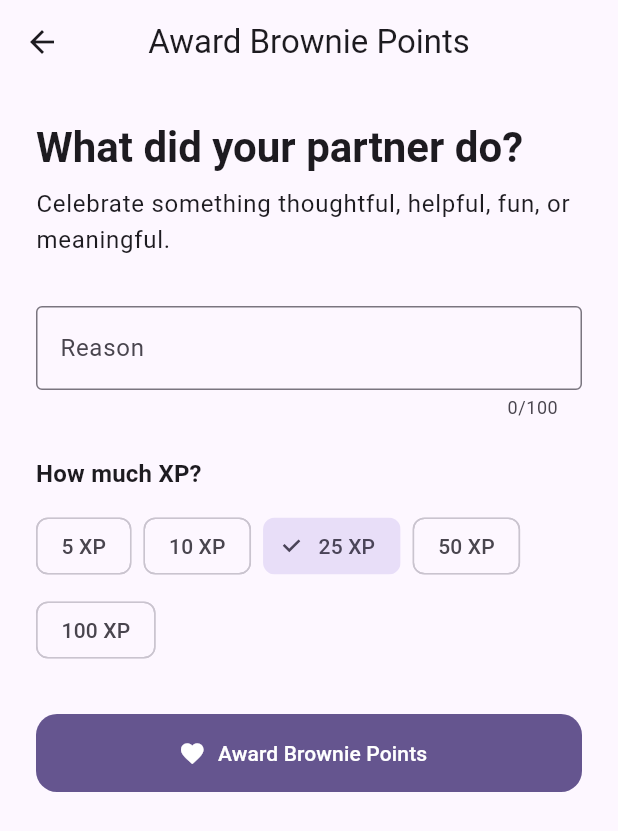
After one commit to greglbg/relationship_xp, a Flutter app: the HomeScreen screen opened directly, after a tap on "Award Brownie Points", on a phone screen of 412 x 824 dp. The commit adds this screen. Shown: the top 831 px of the screen. Run offline on Flutter 3.47's test engine with Material 3 defaults, Android fonts, the phone set to English and light mode, and no system bars; our stand-ins replace cloud_firestore, firebase_auth, firebase_core; accounts and stored records are empty.

Commit message:
Add brownie point award records

```diff
--- /dev/null
+++ b/lib/screens/awards/award_brownie_points_screen.dart
@@ -0,0 +1,197 @@
+import 'package:cloud_firestore/cloud_firestore.dart';
+import 'package:firebase_auth/firebase_auth.dart';
+import 'package:flutter/material.dart';
+
+class AwardBrowniePointsScreen extends StatefulWidget {
+  const AwardBrowniePointsScreen({required this.coupleId, super.key});
+
+  final String coupleId;
+
+  @override
+  State<AwardBrowniePointsScreen> createState() =>
+      _AwardBrowniePointsScreenState();
+}
+
+class _AwardBrowniePointsScreenState extends State<AwardBrowniePointsScreen> {
+  final titleController = TextEditingController();
+
+  int selectedXp = 25;
+  bool isLoading = false;
+  String? errorMessage;
+
+  final List<int> xpOptions = [5, 10, 25, 50, 100];
+
+  Future<void> awardPoints() async {
+    final user = FirebaseAuth.instance.currentUser;
+    final title = titleController.text.trim();
+
+    if (user == null) {
+      setState(() {
+        errorMessage = 'No signed-in user was found.';
+      });
+      return;
+    }
+
+    if (title.isEmpty) {
+      setState(() {
+        errorMessage = 'Please describe what your partner did.';
+      });
+      return;
+    }
+
+    if (title.length > 100) {
+      setState(() {
+        errorMessage = 'Please keep the description under 100 characters.';
+      });
+      return;
+    }
+
+    setState(() {
+      isLoading = true;
+      errorMessage = null;
+    });
+
+    try {
+      final coupleReference = FirebaseFirestore.instance
+          .collection('couples')
+          .doc(widget.coupleId);
+
+      final coupleSnapshot = await coupleReference.get();
+      final coupleData = coupleSnapshot.data();
+
+      if (coupleData == null) {
+        throw FirebaseException(
+          plugin: 'cloud_firestore',
+          message: 'Couple information could not be found.',
+        );
+      }
+
+      final memberIds = List<String>.from(
+        coupleData['memberIds'] ?? <String>[],
+      );
+
+      final partnerIds = memberIds
+          .where((memberId) => memberId != user.uid)
+          .toList();
+
+      if (partnerIds.isEmpty) {
+        setState(() {
+          errorMessage = 'Your partner has not joined this couple yet.';
+        });
+        return;
+      }
+
+      final partnerUserId = partnerIds.first;
+
+      await coupleReference.collection('awards').add({
+        'title': title,
+        'xp': selectedXp,
+        'awardedByUserId': user.uid,
+        'recipientUserId': partnerUserId,
+        'createdAt': FieldValue.serverTimestamp(),
+      });
+
+      if (mounted) {
+        Navigator.of(context).pop(true);
+      }
+    } on FirebaseException catch (error) {
+      if (mounted) {
+        setState(() {
+          if (error.code == 'permission-denied') {
+            errorMessage = 'You do not have permission to create this award.';
+          } else {
+            errorMessage = error.message ?? 'Unable to create the award.';
+          }
+        });
+      }
+    } finally {
+      if (mounted) {
+        setState(() {
+          isLoading = false;
+        });
+      }
+    }
+  }
+
+  @override
+  void dispose() {
+    titleController.dispose();
+    super.dispose();
+  }
+
+  @override
+  Widget build(BuildContext context) {
+    return Scaffold(
+      appBar: AppBar(title: const Text('Award Brownie Points')),
+      body: SafeArea(
+        child: SingleChildScrollView(
+          padding: const EdgeInsets.all(24),
+          child: Column(
+            crossAxisAlignment: CrossAxisAlignment.stretch,
+            children: [
+              Text(
+                'What did your partner do?',
+                style: Theme.of(context).textTheme.headlineMedium
+                    ?.copyWith(fontWeight: FontWeight.bold),
+              ),
+              const SizedBox(height: 8),
+              Text(
+                'Celebrate something thoughtful, helpful, fun, or meaningful.',
+                style: Theme.of(context).textTheme.bodyLarge,
+              ),
+              const SizedBox(height: 32),
+              TextField(
+                controller: titleController,
+                maxLength: 100,
+                textCapitalization: TextCapitalization.sentences,
+                decoration: const InputDecoration(
+                  labelText: 'Reason',
+                  hintText: 'Example: Made dinner after a long day',
+                  border: OutlineInputBorder(),
+                ),
+              ),
+              const SizedBox(height: 24),
+              Text(
+                'How much XP?',
+                style: Theme.of(context).textTheme.titleMedium
+                    ?.copyWith(fontWeight: FontWeight.bold),
+              ),
+              const SizedBox(height: 12),
+              Wrap(
+                spacing: 8,
+                runSpacing: 8,
+                children: xpOptions.map((xp) {
+                  return ChoiceChip(
+                    label: Text('$xp XP'),
+                    selected: selectedXp == xp,
+                    onSelected: isLoading
+                        ? null
+                        : (_) {
+                            setState(() {
+                              selectedXp = xp;
+                            });
+                          },
+                  );
+                }).toList(),
+              ),
+              const SizedBox(height: 32),
+              if (errorMessage != null) ...[
+                Text(
+                  errorMessage!,
+                  textAlign: TextAlign.center,
+                  style: TextStyle(color: Theme.of(context).colorScheme.error),
+                ),
+                const SizedBox(height: 16),
+              ],
+              FilledButton.icon(
+                onPressed: isLoading ? null : awardPoints,
+                icon: const Icon(Icons.favorite),
+                label: Text(isLoading ? 'Awarding...' : 'Award Brownie Points'),
+              ),
+            ],
+          ),
+        ),
+      ),
+    );
+  }
+}
--- a/lib/screens/home/home_screen.dart
+++ b/lib/screens/home/home_screen.dart
@@ -3,12 +3,27 @@ import 'package:firebase_auth/firebase_auth.dart';
 import 'package:flutter/material.dart';
 
 import '../../game/xp_system.dart';
+import '../awards/award_brownie_points_screen.dart';
 
 class HomeScreen extends StatelessWidget {
   const HomeScreen({super.key});
 
   Future<void> signOut() async {
     await FirebaseAuth.instance.signOut();
+  }
+
+  Future<void> openAwardScreen(BuildContext context, String coupleId) async {
+    final awardCreated = await Navigator.of(context).push<bool>(
+      MaterialPageRoute(
+        builder: (context) => AwardBrowniePointsScreen(coupleId: coupleId),
+      ),
+    );
+
+    if (awardCreated == true && context.mounted) {
+      ScaffoldMessenger.of(
+        context,
+      ).showSnackBar(const SnackBar(content: Text('Brownie points awarded!')));
+    }
   }
 
   @override
@@ -51,7 +66,9 @@ class HomeScreen extends StatelessWidget {
           }
 
           final displayName = data['displayName'] as String? ?? 'Adventurer';
+
           final individualXp = data['individualXp'] as int? ?? 0;
+          final coupleId = data['coupleId'] as String?;
 
           final level = XpSystem.levelForXp(individualXp);
           final xpIntoLevel = XpSystem.xpIntoCurrentLevel(individualXp);
@@ -84,13 +101,15 @@ class HomeScreen extends StatelessWidget {
                   ),
                   const Spacer(),
                   FilledButton.icon(
-                    onPressed: null,
+                    onPressed: coupleId == null
+                        ? null
+                        : () => openAwardScreen(context, coupleId),
                     icon: const Icon(Icons.favorite),
                     label: const Text('Award Brownie Points'),
                   ),
                   const SizedBox(height: 12),
                   Text(
-                    'Partner features will be available after account setup.',
+                    'Celebrate something your partner did.',
                     textAlign: TextAlign.center,
                     style: Theme.of(context).textTheme.bodySmall,
                   ),
```
Also changed, not shown: 1 other file.
